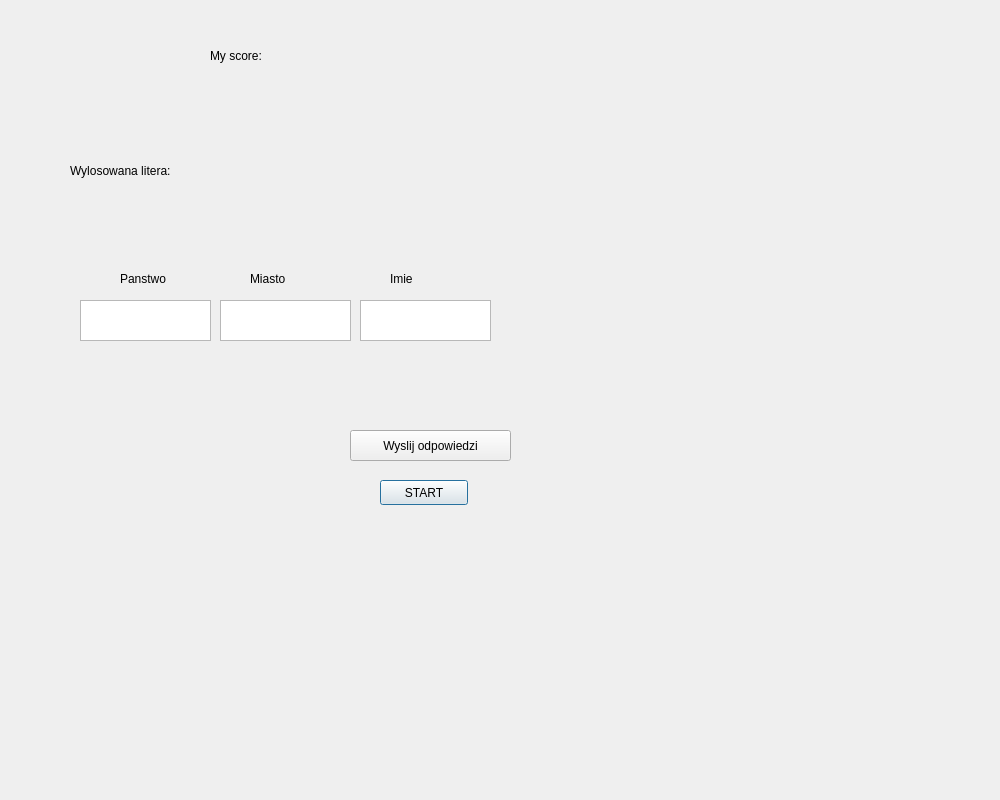
The window that src/client/game.ui (x-Yoshida/SK2-Projekt) describes before a commit, drawn with Qt 5.
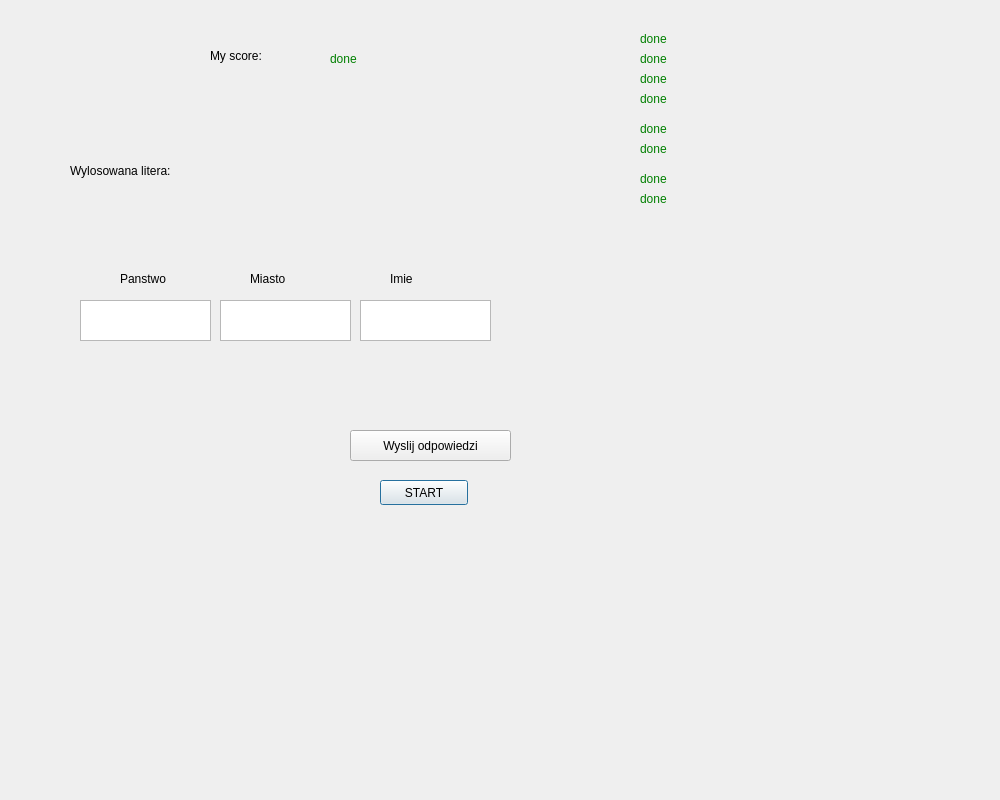
The same window after the commit.

The edit to the form file:
```diff
--- a/src/client/game.ui
+++ b/src/client/game.ui
@@ -104,7 +104,7 @@
     <property name="geometry">
      <rect>
       <x>510</x>
-      <y>110</y>
+      <y>190</y>
       <width>121</width>
       <height>21</height>
      </rect>
@@ -117,7 +117,7 @@
     <property name="geometry">
      <rect>
       <x>510</x>
-      <y>130</y>
+      <y>120</y>
       <width>121</width>
       <height>21</height>
      </rect>
@@ -130,7 +130,7 @@
     <property name="geometry">
      <rect>
       <x>510</x>
-      <y>150</y>
+      <y>140</y>
       <width>121</width>
       <height>21</height>
      </rect>
@@ -260,6 +260,166 @@
      <string>Wyslij odpowiedzi</string>
     </property>
    </widget>
+   <widget class="QLabel" name="labelCheck1">
+    <property name="geometry">
+     <rect>
+      <x>640</x>
+      <y>30</y>
+      <width>67</width>
+      <height>17</height>
+     </rect>
+    </property>
+    <property name="styleSheet">
+     <string notr="true">color:green</string>
+    </property>
+    <property name="text">
+     <string>done</string>
+    </property>
+   </widget>
+   <widget class="QLabel" name="labelCheckMyScore">
+    <property name="geometry">
+     <rect>
+      <x>330</x>
+      <y>50</y>
+      <width>67</width>
+      <height>17</height>
+     </rect>
+    </property>
+    <property name="styleSheet">
+     <string notr="true">color:green</string>
+    </property>
+    <property name="text">
+     <string>done</string>
+    </property>
+   </widget>
+   <widget class="QLabel" name="labelCheck2">
+    <property name="geometry">
+     <rect>
+      <x>640</x>
+      <y>50</y>
+      <width>67</width>
+      <height>17</height>
+     </rect>
+    </property>
+    <property name="styleSheet">
+     <string notr="true">color:green</string>
+    </property>
+    <property name="text">
+     <string>done</string>
+    </property>
+   </widget>
+   <widget class="QLabel" name="labelCheck3">
+    <property name="geometry">
+     <rect>
+      <x>640</x>
+      <y>70</y>
+      <width>67</width>
+      <height>17</height>
+     </rect>
+    </property>
+    <property name="styleSheet">
+     <string notr="true">color:green</string>
+    </property>
+    <property name="text">
+     <string>done</string>
+    </property>
+   </widget>
+   <widget class="QLabel" name="labelCheck4">
+    <property name="geometry">
+     <rect>
+      <x>640</x>
+      <y>90</y>
+      <width>67</width>
+      <height>17</height>
+     </rect>
+    </property>
+    <property name="styleSheet">
+     <string notr="true">color:green</string>
+    </property>
+    <property name="text">
+     <string>done</string>
+    </property>
+   </widget>
+   <widget class="QLabel" name="labelCheck5">
+    <property name="geometry">
+     <rect>
+      <x>640</x>
+      <y>120</y>
+      <width>67</width>
+      <height>17</height>
+     </rect>
+    </property>
+    <property name="styleSheet">
+     <string notr="true">color:green</string>
+    </property>
+    <property name="text">
+     <string>done</string>
+    </property>
+   </widget>
+   <widget class="QLabel" name="labelCheck6">
+    <property name="geometry">
+     <rect>
+      <x>640</x>
+      <y>140</y>
+      <width>67</width>
+      <height>17</height>
+     </rect>
+    </property>
+    <property name="styleSheet">
+     <string notr="true">color:green</string>
+    </property>
+    <property name="text">
+     <string>done</string>
+    </property>
+   </widget>
+   <widget class="QLabel" name="labelCheck7">
+    <property name="geometry">
+     <rect>
+      <x>640</x>
+      <y>170</y>
+      <width>67</width>
+      <height>17</height>
+     </rect>
+    </property>
+    <property name="styleSheet">
+     <string notr="true">color:green</string>
+    </property>
+    <property name="text">
+     <string>done</string>
+    </property>
+   </widget>
+   <widget class="QLabel" name="labelCheck8">
+    <property name="geometry">
+     <rect>
+      <x>640</x>
+      <y>190</y>
+      <width>67</width>
+      <height>17</height>
+     </rect>
+    </property>
+    <property name="styleSheet">
+     <string notr="true">color:green</string>
+    </property>
+    <property name="text">
+     <string>done</string>
+    </property>
+   </widget>
+   <widget class="QLabel" name="gameTimerLabel">
+    <property name="geometry">
+     <rect>
+      <x>90</x>
+      <y>410</y>
+      <width>201</width>
+      <height>41</height>
+     </rect>
+    </property>
+    <property name="styleSheet">
+     <string notr="true">color:red</string>
+    </property>
+    <property name="text">
+     <string/>
+    </property>
+   </widget>
   </widget>
  </widget>
  <resources/>
```
